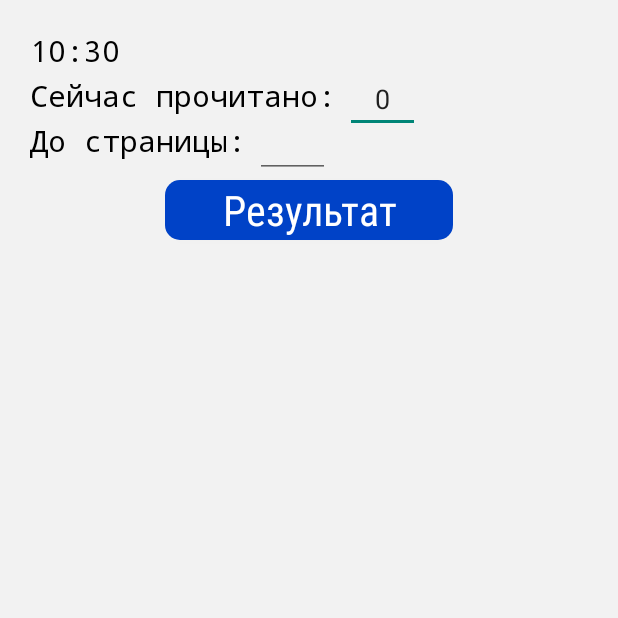
After one commit to aplavrov/Manager, an Android app: the DailyMin screen opened directly, with no data from a screen before it, on a phone screen of 412 x 824 dp, the top half of it. The commit adds this screen. Run offline under Robolectric (Android 15) with nearby library versions, the phone set to English and light mode, and no system bars.

Commit message:
Daily reading tool, small improvements

```diff
--- /dev/null
+++ b/app/src/main/java/anton/example/com/manager/DailyMin.java
@@ -0,0 +1,123 @@
+package anton.example.com.manager;
+
+import android.support.v7.app.AppCompatActivity;
+import android.os.Bundle;
+import android.view.View;
+import android.widget.Button;
+import android.widget.EditText;
+import android.widget.TextView;
+
+import java.io.BufferedReader;
+import java.io.FileInputStream;
+import java.io.FileNotFoundException;
+import java.io.FileOutputStream;
+import java.io.IOException;
+import java.io.InputStreamReader;
+import java.util.Calendar;
+
+import static java.lang.Math.round;
+
+public class DailyMin extends AppCompatActivity {
+
+    private TextView mTimeView;
+    private EditText mEditPages;
+    private EditText mEditUpToPage;
+    private Button mButtonRes;
+    private Button mButtonEnd;
+    private TextView mTextView1;
+    private TextView mTextView2;
+    private TextView mTextView3;
+    int last;
+    int h;
+    int m;
+
+    @Override
+    protected void onCreate(Bundle savedInstanceState) {
+        super.onCreate(savedInstanceState);
+        setContentView(R.layout.activity_daily_min);
+
+        mTimeView = findViewById(R.id.timeView);
+        mEditPages = findViewById(R.id.editPages);
+        mEditUpToPage = findViewById(R.id.editUpToPage);
+        mButtonRes = findViewById(R.id.buttonRes);
+        mButtonEnd = findViewById(R.id.buttonEnd);
+        mTextView1 = findViewById(R.id.textView1);
+        mTextView2 = findViewById(R.id.textView2);
+        mTextView3 = findViewById(R.id.textView3);
+
+        Calendar date = Calendar.getInstance();
+        h = date.get(Calendar.HOUR_OF_DAY);
+        m = date.get(Calendar.MINUTE);
+        mTimeView.setText(String.valueOf(h) + ":" + String.valueOf(m));
+        mEditPages.setText("0");
+
+        try {
+            FileInputStream fileInput = openFileInput("mincircum.txt");
+            InputStreamReader reader = new InputStreamReader(fileInput);
+            BufferedReader buffer = new BufferedReader(reader);
+            StringBuffer strBuffer = new StringBuffer();
+            String lines = buffer.readLine();
+            strBuffer.append(lines);
+            fileInput.close();
+            last = Integer.parseInt(strBuffer.toString());
+            mEditUpToPage.setText(String.valueOf(last));
+        } catch (FileNotFoundException e) {
+            e.printStackTrace();
+        } catch (IOException e) {
+            e.printStackTrace();
+        }
+
+        mButtonRes.setOnClickListener(new View.OnClickListener() {
+            @Override
+            public void onClick(View view) {
+                last = Integer.parseInt(mEditUpToPage.getText().toString());
+                try {
+                    FileOutputStream fileOutput = openFileOutput("mincircum.txt", MODE_PRIVATE);
+                    fileOutput.write(String.valueOf(last).getBytes());
+                    fileOutput.close();
+                    getRes();
+                } catch (FileNotFoundException e) {
+                    e.printStackTrace();
+                } catch (IOException e) {
+                    e.printStackTrace();
+                }
+            }
+        });
+
+        mButtonEnd.setOnClickListener(new View.OnClickListener() {
+            @Override
+            public void onClick(View view) {
+                DailyMin.this.finish();
+            }
+        });
+    }
+
+    private void getRes() {
+        int curr = Integer.parseInt(mEditPages.getText().toString());
+
+        int k = 1;
+        Calendar date = Calendar.getInstance();
+        h = date.get(Calendar.HOUR_OF_DAY);
+        m = date.get(Calendar.MINUTE);
+        mTimeView.setText(String.valueOf(h) + ":" + String.valueOf(m));
+        int minval = (m >= 30) ? 1 : 0;
+        if (h < 22) k = 44 - (h * 2 + minval);
+        if (curr < last) {
+            String View1 = "До страницы " + String.valueOf(last) + " ещё: " + String.valueOf(last - curr);
+            mTextView1.setText(View1);
+            String View2 = "В этот промежуток: " + String.valueOf(round((double) (last - curr) / k));
+            mTextView2.setText(View2);
+            String View3 = "То есть, до страницы: " + String.valueOf(curr + (int) round((double) (last - curr) / k));
+            mTextView3.setText(View3);
+            mTextView1.setVisibility(View.VISIBLE);
+            mTextView2.setVisibility(View.VISIBLE);
+            mTextView3.setVisibility(View.VISIBLE);
+            mButtonEnd.setVisibility(View.VISIBLE);
+        } else {
+            String View1 = "Вы прочли все!";
+            mTextView1.setText(View1);
+            mTextView1.setVisibility(View.VISIBLE);
+            mButtonEnd.setVisibility(View.VISIBLE);
+        }
+    }
+}
--- a/app/src/main/java/anton/example/com/manager/MainActivity.java
+++ b/app/src/main/java/anton/example/com/manager/MainActivity.java
@@ -21,4 +21,9 @@ public class MainActivity extends AppCompatActivity {
         Intent intent = new Intent(this, Quote.class);
         startActivity(intent);
     }
+
+    public void launchDailyMin (View view) {
+        Intent intentDM = new Intent(this, DailyMin.class);
+        startActivity(intentDM);
+    }
 }
--- /dev/null
+++ b/app/src/main/res/layout/activity_daily_min.xml
@@ -0,0 +1,143 @@
+<?xml version="1.0" encoding="utf-8"?>
+<android.support.constraint.ConstraintLayout xmlns:android="http://schemas.android.com/apk/res/android"
+    xmlns:app="http://schemas.android.com/apk/res-auto"
+    xmlns:tools="http://schemas.android.com/tools"
+    android:layout_width="match_parent"
+    android:layout_height="match_parent"
+    android:background="@color/colorStart"
+    tools:context=".DailyMin">
+
+    <RelativeLayout
+        android:layout_width="match_parent"
+        android:layout_height="match_parent">
+
+        <TextView
+            android:id="@+id/timeView"
+            android:layout_width="wrap_content"
+            android:layout_height="30dp"
+            android:layout_marginLeft="20dp"
+            android:layout_marginRight="20dp"
+            android:layout_marginTop="20dp"
+            android:text="17:04"
+            android:textColor="@color/colorBlack"
+            android:textSize="20sp"
+            app:fontFamily="monospace" />
+
+        <TextView
+            android:id="@+id/textNow"
+            android:layout_width="wrap_content"
+            android:layout_height="30dp"
+            android:layout_marginLeft="20dp"
+            android:layout_marginRight="20dp"
+            android:layout_marginTop="50dp"
+            android:text="Сейчас прочитано:"
+            android:textColor="@color/colorBlack"
+            android:textSize="20sp"
+            app:fontFamily="monospace" />
+
+        <EditText
+            android:id="@+id/editPages"
+            android:layout_width="50dp"
+            android:layout_height="wrap_content"
+            android:maxLength="4"
+            android:gravity="center_horizontal"
+            android:layout_marginLeft="230dp"
+            android:layout_marginTop="43dp"
+            android:inputType="number" />
+
+        <TextView
+            android:id="@+id/textUpTo"
+            android:layout_width="wrap_content"
+            android:layout_height="30dp"
+            android:layout_marginLeft="20dp"
+            android:layout_marginRight="20dp"
+            android:layout_marginTop="80dp"
+            android:text="До страницы:"
+            android:textColor="@color/colorBlack"
+            android:textSize="20sp"
+            app:fontFamily="monospace" />
+
+        <EditText
+            android:id="@+id/editUpToPage"
+            android:layout_width="50dp"
+            android:layout_height="wrap_content"
+            android:maxLength="4"
+            android:gravity="center_horizontal"
+            android:layout_marginLeft="170dp"
+            android:layout_marginTop="73dp"
+            android:inputType="number" />
+
+        <Button
+            android:id="@+id/buttonRes"
+            android:layout_width="200dp"
+            android:layout_height="40dp"
+            android:layout_marginLeft="110dp"
+            android:layout_marginRight="110dp"
+            android:layout_marginTop="120dp"
+            android:background="@drawable/buttons"
+            android:fontFamily="sans-serif-condensed"
+            android:text="Результат"
+            android:textAllCaps="false"
+            android:textColor="@color/colorWhite"
+            android:textSize="28sp"
+            android:textStyle="normal" />
+
+        <Button
+            android:id="@+id/buttonEnd"
+            android:layout_width="match_parent"
+            android:layout_height="40dp"
+            android:layout_alignParentBottom="true"
+            android:layout_marginLeft="120dp"
+            android:layout_marginRight="120dp"
+            android:layout_marginBottom="10dp"
+            android:background="@drawable/buttons_exit"
+            android:fontFamily="sans-serif-condensed"
+            android:text="Закрыть"
+            android:visibility="invisible"
+            android:textAllCaps="false"
+            android:textColor="@color/colorWhite"
+            android:textSize="28sp"
+            android:textStyle="normal" />
+
+        <TextView
+            android:id="@+id/textView1"
+            android:layout_width="wrap_content"
+            android:layout_height="30dp"
+            android:layout_marginLeft="20dp"
+            android:layout_marginRight="20dp"
+            android:layout_marginTop="200dp"
+            android:text="До страницы осталось:"
+            android:visibility="invisible"
+            android:textColor="@color/colorBlack"
+            android:textSize="20sp"
+            app:fontFamily="monospace" />
+
+        <TextView
+            android:id="@+id/textView2"
+            android:layout_width="wrap_content"
+            android:layout_height="30dp"
+            android:layout_marginLeft="20dp"
+            android:layout_marginRight="20dp"
+            android:layout_marginTop="230dp"
+            android:text="В этот промежуток:"
+            android:visibility="invisible"
+            android:textColor="@color/colorBlack"
+            android:textSize="20sp"
+            app:fontFamily="monospace" />
+
+        <TextView
+            android:id="@+id/textView3"
+            android:layout_width="wrap_content"
+            android:layout_height="30dp"
+            android:layout_marginLeft="20dp"
+            android:layout_marginRight="20dp"
+            android:layout_marginTop="260dp"
+            android:text="То есть, до страницы:"
+            android:visibility="invisible"
+            android:textColor="@color/colorBlack"
+            android:textSize="20sp"
+            app:fontFamily="monospace" />
+
+    </RelativeLayout>
+
+</android.support.constraint.ConstraintLayout>
--- a/app/src/main/res/layout/activity_main.xml
+++ b/app/src/main/res/layout/activity_main.xml
@@ -83,6 +83,7 @@
             android:background="@drawable/buttons"
             android:fontFamily="sans-serif-condensed"
             android:text="Чтение"
+            android:onClick="launchDailyMin"
             android:textAllCaps="false"
             android:textColor="@color/colorWhite"
             android:textSize="28sp"
```
Also changed, not shown: app/src/main/AndroidManifest.xml (+16 -4 lines).
